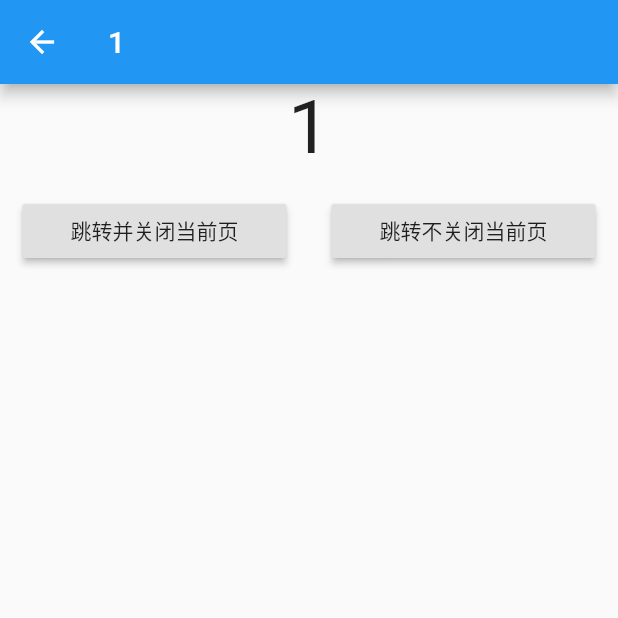
After one commit to BanShouWeng/flutter_demo, a Flutter app: the CountPage screen opened directly, on a phone screen of 412 x 824 dp, the top half of it. The commit adds this screen. Run offline on Flutter 3.47's test engine with Material 2 defaults, Android fonts, the phone set to English and light mode, and no system bars.

Commit message:
界面跳转调整

```diff
--- /dev/null
+++ b/lib/CountPage.dart
@@ -0,0 +1,75 @@
+import 'package:flutter/material.dart';
+
+class CountPage extends StatefulWidget {
+  CountPage({Key key, this.title}) : super(key: key);
+
+  // This widget is the home page of your application. It is stateful, meaning
+  // that it has a State object (defined below) that contains fields that affect
+  // how it looks.
+
+  // This class is the configuration for the state. It holds the values (in this
+  // case the title) provided by the parent (in this case the App widget) and
+  // used by the build method of the State. Fields in a Widget subclass are
+  // always marked "final".
+  int title;
+
+  @override
+  CountState createState() => CountState();
+}
+
+class CountState extends State<CountPage> {
+  @override
+  Widget build(BuildContext context) {
+    _jump() {
+      Navigator.push(
+          context,
+          new MaterialPageRoute(
+              builder: (context) => new CountPage(
+                    title: widget.title + 1,
+                  )));
+    }
+
+    _jumpCloseSelf() {
+      Navigator.pop(context);
+    }
+
+    return Scaffold(
+        appBar: AppBar(
+          title: Text(widget.title.toString()),
+        ),
+        body: Center(
+          child: Column(
+            children: <Widget>[
+              Text(
+                widget.title.toString(),
+                style: TextStyle(fontSize: 50),
+              ),
+              Row(
+                children: <Widget>[
+                  Expanded(
+                    child: Container(
+                      child: RaisedButton(
+                        onPressed: _jumpCloseSelf,
+                        child: Text('跳转并关闭当前页'),
+                      ),
+                      margin: const EdgeInsets.all(15),
+                    ),
+                    flex: 1,
+                  ),
+                  Expanded(
+                    child: Container(
+                      child: RaisedButton(
+                        onPressed: _jump,
+                        child: Text('跳转不关闭当前页'),
+                      ),
+                      margin: const EdgeInsets.all(15),
+                    ),
+                    flex: 1,
+                  )
+                ],
+              )
+            ],
+          ),
+        ));
+  }
+}
```
Also changed, not shown: lib/JumpPage.dart (+14 -38 lines).
